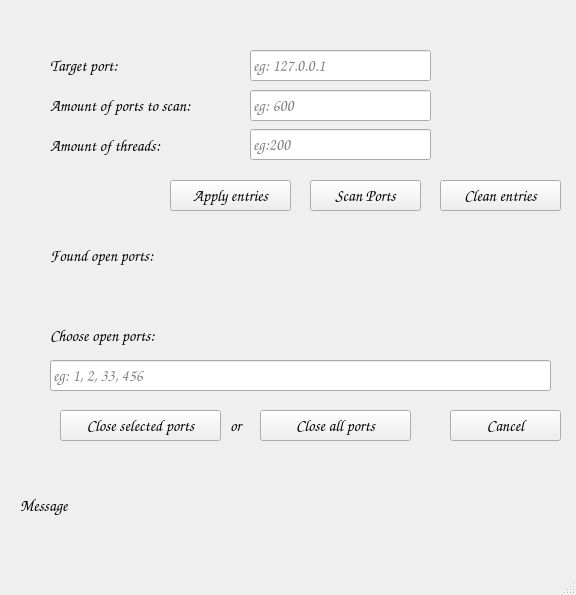
Old version of the form App_main/UI/ports_scan.ui in the repository piotrekgelert/port-scanner.
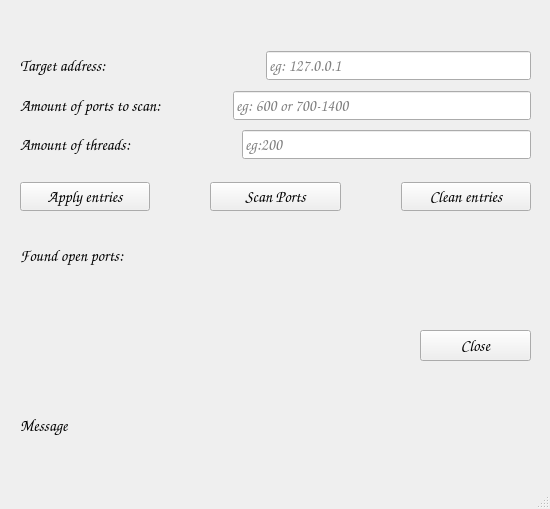
New version of the form.

Commit message: add searching in range functionality add images put messages into outside class

```diff
--- a/App_main/UI/ports_scan.ui
+++ b/App_main/UI/ports_scan.ui
@@ -6,8 +6,8 @@
    <rect>
     <x>0</x>
     <y>0</y>
-    <width>576</width>
-    <height>595</height>
+    <width>550</width>
+    <height>509</height>
    </rect>
   </property>
   <property name="font">
@@ -20,115 +20,24 @@
    <string>Port Scanner</string>
   </property>
   <widget class="QWidget" name="centralwidget">
-   <widget class="QPushButton" name="pb_scan">
-    <property name="geometry">
-     <rect>
-      <x>310</x>
-      <y>180</y>
-      <width>111</width>
-      <height>31</height>
-     </rect>
-    </property>
-    <property name="text">
-     <string>Scan Ports</string>
-    </property>
-   </widget>
-   <widget class="QLabel" name="lb_target_port">
-    <property name="geometry">
-     <rect>
-      <x>50</x>
-      <y>50</y>
-      <width>91</width>
-      <height>31</height>
-     </rect>
-    </property>
-    <property name="text">
-     <string>Target port:</string>
-    </property>
-   </widget>
-   <widget class="QLineEdit" name="le_target_port">
-    <property name="geometry">
-     <rect>
-      <x>250</x>
-      <y>50</y>
-      <width>181</width>
-      <height>31</height>
-     </rect>
-    </property>
-    <property name="placeholderText">
-     <string>eg: 127.0.0.1</string>
-    </property>
-   </widget>
-   <widget class="QLineEdit" name="le_ports_amount">
-    <property name="geometry">
-     <rect>
-      <x>250</x>
-      <y>90</y>
-      <width>181</width>
-      <height>31</height>
-     </rect>
-    </property>
-    <property name="placeholderText">
-     <string>eg: 600</string>
-    </property>
-   </widget>
-   <widget class="QLineEdit" name="le_threads_amount">
-    <property name="geometry">
-     <rect>
-      <x>250</x>
-      <y>129</y>
-      <width>181</width>
-      <height>31</height>
-     </rect>
-    </property>
-    <property name="placeholderText">
-     <string>eg:200</string>
-    </property>
-   </widget>
-   <widget class="QLabel" name="lb_ports_amount">
-    <property name="geometry">
-     <rect>
-      <x>50</x>
-      <y>90</y>
-      <width>181</width>
-      <height>31</height>
-     </rect>
-    </property>
-    <property name="text">
-     <string>Amount of ports to scan:</string>
-    </property>
-   </widget>
-   <widget class="QLabel" name="lb_threads_amount">
-    <property name="geometry">
-     <rect>
-      <x>50</x>
-      <y>130</y>
-      <width>141</width>
-      <height>31</height>
-     </rect>
-    </property>
-    <property name="text">
-     <string>Amount of threads:</string>
-    </property>
-   </widget>
    <widget class="QPushButton" name="pb_cancel">
     <property name="geometry">
      <rect>
-      <x>450</x>
-      <y>410</y>
+      <x>420</x>
+      <y>330</y>
       <width>111</width>
       <height>31</height>
      </rect>
     </property>
     <property name="text">
-     <string>Cancel</string>
+     <string>Close</string>
     </property>
    </widget>
    <widget class="QLabel" name="lb_message">
     <property name="geometry">
      <rect>
       <x>20</x>
-      <y>460</y>
+      <y>380</y>
       <width>531</width>
       <height>91</height>
      </rect>
@@ -137,62 +46,10 @@
      <string>Message</string>
     </property>
    </widget>
-   <widget class="QLabel" name="lb_ports_to_del">
-    <property name="geometry">
-     <rect>
-      <x>50</x>
-      <y>320</y>
-      <width>141</width>
-      <height>31</height>
-     </rect>
-    </property>
-    <property name="text">
-     <string>Choose open ports:</string>
-    </property>
-   </widget>
-   <widget class="QLineEdit" name="le_ports_to_del">
-    <property name="geometry">
-     <rect>
-      <x>50</x>
-      <y>360</y>
-      <width>501</width>
-      <height>31</height>
-     </rect>
-    </property>
-    <property name="placeholderText">
-     <string>eg: 1, 2, 33, 456</string>
-    </property>
-   </widget>
-   <widget class="QPushButton" name="pb_close_selected">
-    <property name="geometry">
-     <rect>
-      <x>60</x>
-      <y>410</y>
-      <width>161</width>
-      <height>31</height>
-     </rect>
-    </property>
-    <property name="text">
-     <string>Close selected ports</string>
-    </property>
-   </widget>
-   <widget class="QPushButton" name="pb_close_all">
-    <property name="geometry">
-     <rect>
-      <x>260</x>
-      <y>410</y>
-      <width>151</width>
-      <height>31</height>
-     </rect>
-    </property>
-    <property name="text">
-     <string>Close all ports</string>
-    </property>
-   </widget>
    <widget class="QLabel" name="lb_le_found_ports">
     <property name="geometry">
      <rect>
-      <x>50</x>
+      <x>20</x>
       <y>280</y>
       <width>510</width>
       <height>31</height>
@@ -208,7 +65,7 @@
    <widget class="QLabel" name="lb_found_ports">
     <property name="geometry">
      <rect>
-      <x>50</x>
+      <x>20</x>
       <y>240</y>
       <width>141</width>
       <height>31</height>
@@ -218,44 +75,128 @@
      <string>Found open ports:</string>
     </property>
    </widget>
-   <widget class="QPushButton" name="pb_apply_to_scan">
+   <widget class="QWidget" name="layoutWidget">
     <property name="geometry">
      <rect>
-      <x>170</x>
-      <y>180</y>
-      <width>121</width>
+      <x>20</x>
+      <y>50</y>
+      <width>511</width>
       <height>31</height>
      </rect>
     </property>
-    <property name="text">
-     <string>Apply entries</string>
-    </property>
+    <layout class="QGridLayout" name="gridLayout">
+     <property name="horizontalSpacing">
+      <number>159</number>
+     </property>
+     <item row="0" column="0">
+      <widget class="QLabel" name="lb_target_port">
+       <property name="text">
+        <string>Target address:</string>
+       </property>
+      </widget>
+     </item>
+     <item row="0" column="1">
+      <widget class="QLineEdit" name="le_target_port">
+       <property name="placeholderText">
+        <string>eg: 127.0.0.1</string>
+       </property>
+      </widget>
+     </item>
+    </layout>
    </widget>
-   <widget class="QPushButton" name="pb_clean_entries">
+   <widget class="QWidget" name="layoutWidget">
     <property name="geometry">
      <rect>
-      <x>440</x>
-      <y>180</y>
-      <width>121</width>
+      <x>20</x>
+      <y>90</y>
+      <width>511</width>
       <height>31</height>
      </rect>
     </property>
-    <property name="text">
-     <string>Clean entries</string>
-    </property>
+    <layout class="QGridLayout" name="gridLayout_2">
+     <property name="horizontalSpacing">
+      <number>71</number>
+     </property>
+     <item row="0" column="0">
+      <widget class="QLabel" name="lb_ports_amount">
+       <property name="text">
+        <string>Amount of ports to scan:</string>
+       </property>
+      </widget>
+     </item>
+     <item row="0" column="1">
+      <widget class="QLineEdit" name="le_ports_amount">
+       <property name="placeholderText">
+        <string>eg: 600 or 700-1400</string>
+       </property>
+      </widget>
+     </item>
+    </layout>
    </widget>
-   <widget class="QLabel" name="lb_or">
+   <widget class="QWidget" name="layoutWidget">
     <property name="geometry">
      <rect>
-      <x>230</x>
-      <y>410</y>
-      <width>21</width>
+      <x>20</x>
+      <y>129</y>
+      <width>511</width>
       <height>31</height>
      </rect>
     </property>
-    <property name="text">
-     <string>or</string>
+    <layout class="QGridLayout" name="gridLayout_3">
+     <property name="horizontalSpacing">
+      <number>111</number>
+     </property>
+     <item row="0" column="0">
+      <widget class="QLabel" name="lb_threads_amount">
+       <property name="text">
+        <string>Amount of threads:</string>
+       </property>
+      </widget>
+     </item>
+     <item row="0" column="1">
+      <widget class="QLineEdit" name="le_threads_amount">
+       <property name="placeholderText">
+        <string>eg:200</string>
+       </property>
+      </widget>
+     </item>
+    </layout>
+   </widget>
+   <widget class="QWidget" name="layoutWidget">
+    <property name="geometry">
+     <rect>
+      <x>20</x>
+      <y>180</y>
+      <width>511</width>
+      <height>33</height>
+     </rect>
     </property>
+    <layout class="QGridLayout" name="gridLayout_4">
+     <property name="horizontalSpacing">
+      <number>60</number>
+     </property>
+     <item row="0" column="0">
+      <widget class="QPushButton" name="pb_apply_to_scan">
+       <property name="text">
+        <string>Apply entries</string>
+       </property>
+      </widget>
+     </item>
+     <item row="0" column="1">
+      <widget class="QPushButton" name="pb_scan">
+       <property name="text">
+        <string>Scan Ports</string>
+       </property>
+      </widget>
+     </item>
+     <item row="0" column="2">
+      <widget class="QPushButton" name="pb_clean_entries">
+       <property name="text">
+        <string>Clean entries</string>
+       </property>
+      </widget>
+     </item>
+    </layout>
    </widget>
   </widget>
   <widget class="QStatusBar" name="statusbar"/>
```
The commit also changes 8 other files.
